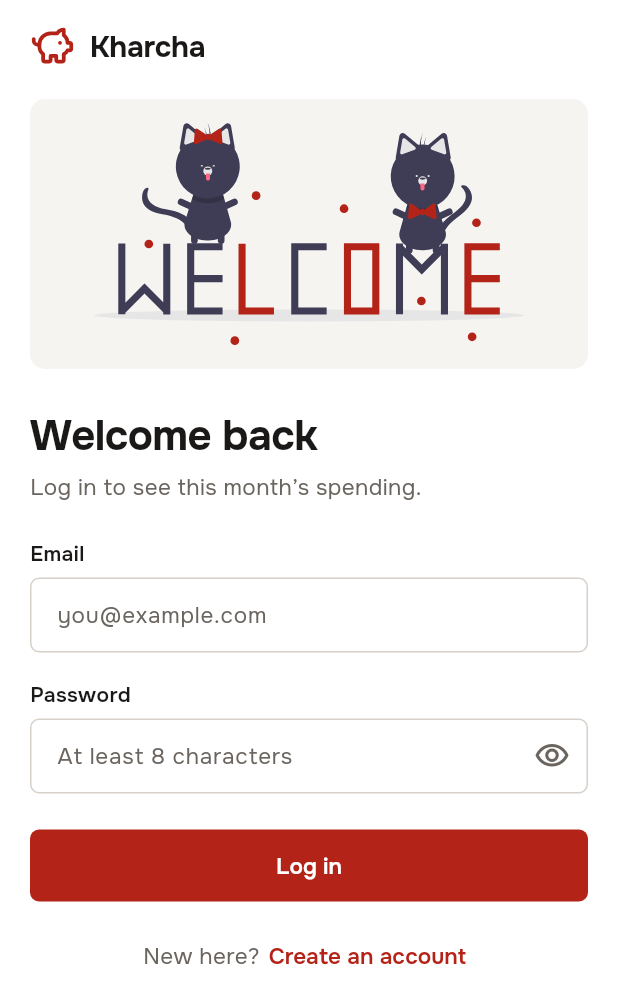
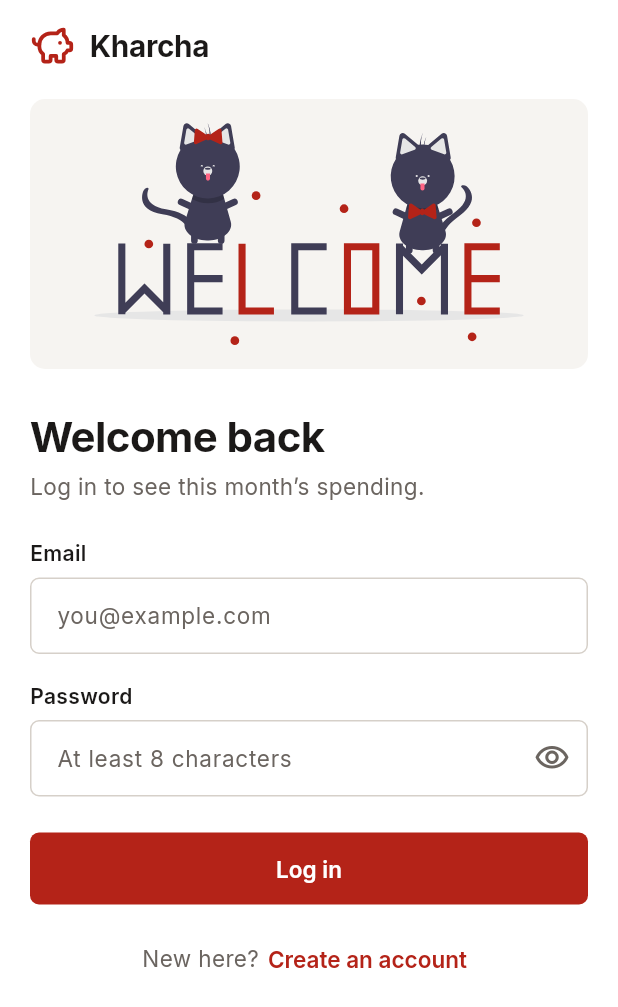
Before and after one commit to Leqdxr/Kharcha, a Flutter app: the screen it shows after launch, on a phone screen of 412 x 824 dp. Shown: the top 1007 px of the screen. Run offline on Flutter 3.47's test engine with Material 3 defaults, Android fonts, the phone set to English and light mode, and no system bars; our stand-ins replace flutter_secure_storage, flutter_svg, google_fonts, material_ui; accounts and stored records are empty.

Commit message:
style: switch text font to Inter

```diff
--- a/mobile/lib/screens/home_screen.dart
+++ b/mobile/lib/screens/home_screen.dart
@@ -299,7 +299,7 @@ class _HomeScreenState extends State<HomeScreen> {
             Text(
               _errorMessage,
               textAlign: TextAlign.center,
-              style: GoogleFonts.onest(fontSize: 16, color: AppColors.muted),
+              style: GoogleFonts.inter(fontSize: 16, color: AppColors.muted),
             ),
             const SizedBox(height: 20),
             OutlinedButton.icon(
@@ -357,7 +357,7 @@ class _BottomBar extends StatelessWidget {
                           const SizedBox(height: 4),
                           Text(
                             item.label,
-                            style: GoogleFonts.onest(
+                            style: GoogleFonts.inter(
                               fontSize: 12,
                               fontWeight: i == index
                                   ? FontWeight.w600
--- a/mobile/lib/theme.dart
+++ b/mobile/lib/theme.dart
@@ -57,7 +57,7 @@ class AppText {
 
 ThemeData buildTheme() {
   final base = ThemeData(useMaterial3: true, brightness: Brightness.light);
-  final textTheme = GoogleFonts.onestTextTheme(base.textTheme)
+  final textTheme = GoogleFonts.interTextTheme(base.textTheme)
       .apply(bodyColor: AppColors.ink, displayColor: AppColors.ink);
 
   final radius6 = BorderRadius.circular(6);
@@ -68,7 +68,7 @@ ThemeData buildTheme() {
     );
   }
 
-  final buttonText = GoogleFonts.onest(
+  final buttonText = GoogleFonts.inter(
     fontSize: 15,
     fontWeight: FontWeight.w600,
   );
@@ -103,8 +103,8 @@ ThemeData buildTheme() {
       filled: true,
       fillColor: AppColors.white,
       contentPadding: const EdgeInsets.symmetric(horizontal: 14, vertical: 14),
-      hintStyle: GoogleFonts.onest(fontSize: 15, color: AppColors.muted),
-      errorStyle: GoogleFonts.onest(fontSize: 13, color: AppColors.red),
+      hintStyle: GoogleFonts.inter(fontSize: 15, color: AppColors.muted),
+      errorStyle: GoogleFonts.inter(fontSize: 13, color: AppColors.red),
       border: border(AppColors.inputBorder),
       enabledBorder: border(AppColors.inputBorder),
       focusedBorder: border(AppColors.red, 2),
@@ -164,7 +164,7 @@ ThemeData buildTheme() {
         ),
       ),
       labelStyle: WidgetStateTextStyle.resolveWith(
-        (states) => GoogleFonts.onest(
+        (states) => GoogleFonts.inter(
           fontSize: 14,
           fontWeight: states.contains(WidgetState.selected)
               ? FontWeight.w600
@@ -194,7 +194,7 @@ ThemeData buildTheme() {
     snackBarTheme: SnackBarThemeData(
       behavior: SnackBarBehavior.floating,
       backgroundColor: AppColors.ink,
-      contentTextStyle: GoogleFonts.onest(fontSize: 14, color: AppColors.white),
+      contentTextStyle: GoogleFonts.inter(fontSize: 14, color: AppColors.white),
     ),
   );
 }
--- a/mobile/lib/widgets/auth_layout.dart
+++ b/mobile/lib/widgets/auth_layout.dart
@@ -65,7 +65,7 @@ class AuthLayout extends StatelessWidget {
                     ],
                     Text(
                       title,
-                      style: GoogleFonts.onest(
+                      style: GoogleFonts.inter(
                         fontSize: 28,
                         height: 1.2,
                         fontWeight: FontWeight.w700,
@@ -76,7 +76,7 @@ class AuthLayout extends StatelessWidget {
                     const SizedBox(height: 6),
                     Text(
                       subtitle,
-                      style: GoogleFonts.onest(
+                      style: GoogleFonts.inter(
                         fontSize: 15,
                         color: AppColors.muted,
                       ),
@@ -115,7 +115,7 @@ class SwitchAuthLink extends StatelessWidget {
       children: [
         Text(
           text,
-          style: GoogleFonts.onest(fontSize: 15, color: AppColors.muted),
+          style: GoogleFonts.inter(fontSize: 15, color: AppColors.muted),
         ),
         TextButton(
           onPressed: onTap,
--- a/mobile/lib/widgets/expense_form.dart
+++ b/mobile/lib/widgets/expense_form.dart
@@ -193,7 +193,7 @@ class _ExpenseFormState extends State<ExpenseForm> {
   Widget _header() {
     final title = Text(
       _isEdit ? 'Edit expense' : 'Add expense',
-      style: GoogleFonts.onest(
+      style: GoogleFonts.inter(
         fontSize: 20,
         fontWeight: FontWeight.w700,
         color: AppColors.ink,
@@ -269,7 +269,7 @@ class _ExpenseFormState extends State<ExpenseForm> {
         ExcludeSemantics(
           child: Text(
             'Amount',
-            style: GoogleFonts.onest(fontSize: 13, color: AppColors.muted),
+            style: GoogleFonts.inter(fontSize: 13, color: AppColors.muted),
           ),
         ),
         const SizedBox(height: 4),
@@ -376,7 +376,7 @@ class _ExpenseFormState extends State<ExpenseForm> {
                 const SizedBox(height: 4),
                 Text(
                   category,
-                  style: GoogleFonts.onest(
+                  style: GoogleFonts.inter(
                     fontSize: 13,
                     fontWeight: selected ? FontWeight.w600 : FontWeight.w400,
                     color: color,
--- a/mobile/lib/widgets/expense_row.dart
+++ b/mobile/lib/widgets/expense_row.dart
@@ -83,7 +83,7 @@ class ExpenseRow extends StatelessWidget {
                         expense.title,
                         maxLines: 2,
                         overflow: TextOverflow.ellipsis,
-                        style: GoogleFonts.onest(
+                        style: GoogleFonts.inter(
                           fontSize: 15,
                           fontWeight: FontWeight.w600,
                           color: AppColors.ink,
@@ -94,7 +94,7 @@ class ExpenseRow extends StatelessWidget {
                         sub,
                         maxLines: 1,
                         overflow: TextOverflow.ellipsis,
-                        style: GoogleFonts.onest(
+                        style: GoogleFonts.inter(
                           fontSize: 13,
                           color: AppColors.muted,
                         ),
--- a/mobile/lib/widgets/form_fields.dart
+++ b/mobile/lib/widgets/form_fields.dart
@@ -16,7 +16,7 @@ class FieldLabel extends StatelessWidget {
       padding: const EdgeInsets.only(bottom: 6),
       child: Text(
         text,
-        style: GoogleFonts.onest(
+        style: GoogleFonts.inter(
           fontSize: 14,
           fontWeight: FontWeight.w600,
           color: AppColors.ink,
@@ -78,7 +78,7 @@ class _LabeledTextFieldState extends State<LabeledTextField> {
   Widget build(BuildContext context) {
     final inputStyle = widget.monoInput
         ? AppText.mono(size: 15)
-        : GoogleFonts.onest(fontSize: 15, color: AppColors.ink);
+        : GoogleFonts.inter(fontSize: 15, color: AppColors.ink);
 
     return Column(
       crossAxisAlignment: CrossAxisAlignment.stretch,
@@ -143,7 +143,7 @@ class ErrorMessage extends StatelessWidget {
           Expanded(
             child: Text(
               message,
-              style: GoogleFonts.onest(
+              style: GoogleFonts.inter(
                 fontSize: 13,
                 height: 1.35,
                 color: AppColors.red,
--- a/mobile/lib/widgets/logo.dart
+++ b/mobile/lib/widgets/logo.dart
@@ -27,7 +27,7 @@ class Logo extends StatelessWidget {
           SizedBox(width: size * 0.33),
           Text(
             'Kharcha',
-            style: GoogleFonts.onest(
+            style: GoogleFonts.inter(
               fontSize: size * 0.66,
               fontWeight: FontWeight.w700,
               color: AppColors.ink,
--- a/mobile/lib/widgets/month_switcher.dart
+++ b/mobile/lib/widgets/month_switcher.dart
@@ -36,7 +36,7 @@ class MonthSwitcher extends StatelessWidget {
           liveRegion: true,
           child: Text(
             formatMonth(month),
-            style: GoogleFonts.onest(
+            style: GoogleFonts.inter(
               fontSize: fontSize,
               fontWeight: fontWeight,
               color: AppColors.ink,
--- a/mobile/lib/widgets/summary_card.dart
+++ b/mobile/lib/widgets/summary_card.dart
@@ -25,7 +25,7 @@ class SummaryCard extends StatelessWidget {
 
   @override
   Widget build(BuildContext context) {
-    final small = GoogleFonts.onest(fontSize: 13, color: AppColors.redTint);
+    final small = GoogleFonts.inter(fontSize: 13, color: AppColors.redTint);
     final pct = percentChange(total, summary.previousTotal);
     final previousName = formatMonthName(parseMonth(summary.previousMonth));
 
```
Also changed, not shown: mobile/lib/widgets/expenses_tab.dart (+8 -8 lines), mobile/lib/widgets/insights_tab.dart (+8 -8 lines), 2 other files.
